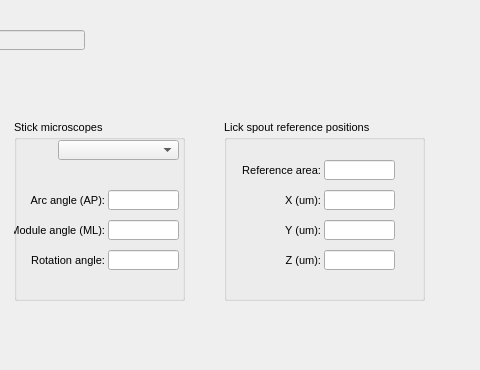
Old version of the form src/foraging_gui/MetaData.ui in the repository AllenNeuralDynamics/dynamic-foraging-task; both pictures show x 776 to 1256 and y 0 to 370 of the 1256 by 684 pixel window.
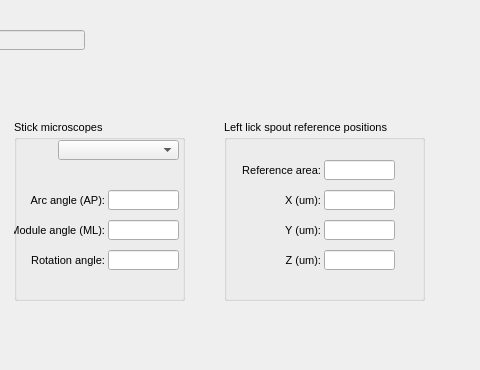
New version of the form.

Commit message: changing to left lick spout reference positions

What changed in the file:
```diff
--- a/src/foraging_gui/MetaData.ui
+++ b/src/foraging_gui/MetaData.ui
@@ -1198,7 +1198,7 @@
     </rect>
    </property>
    <property name="title">
-    <string>Lick spout reference positions</string>
+    <string>Left lick spout reference positions</string>
    </property>
    <widget class="QLabel" name="label_94">
     <property name="geometry">
```
